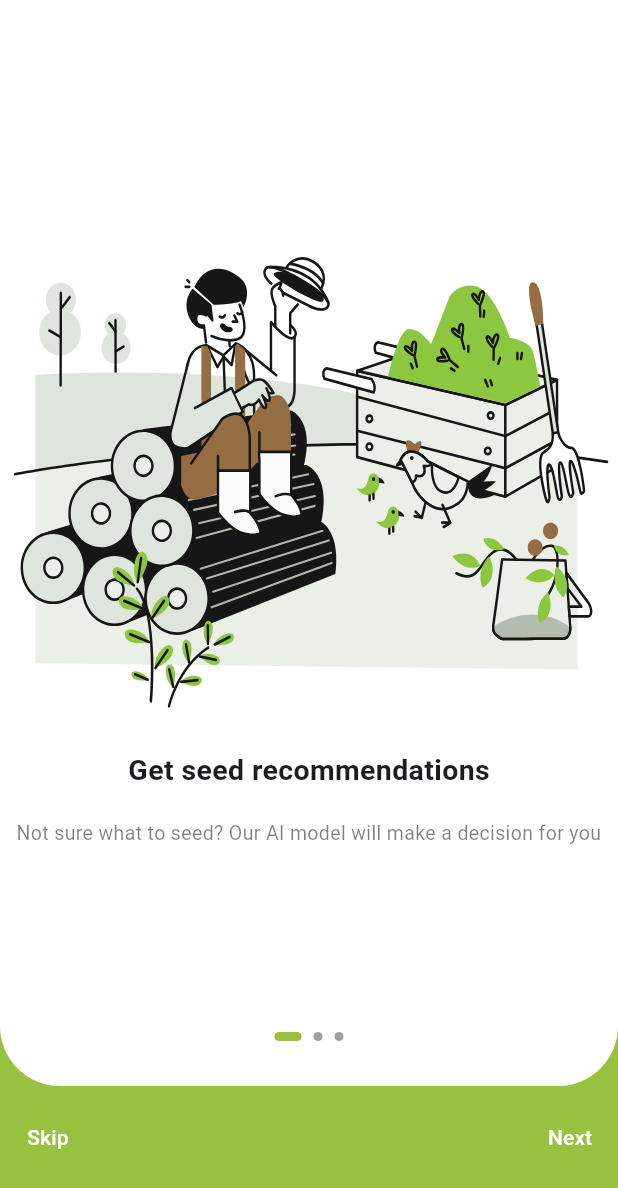
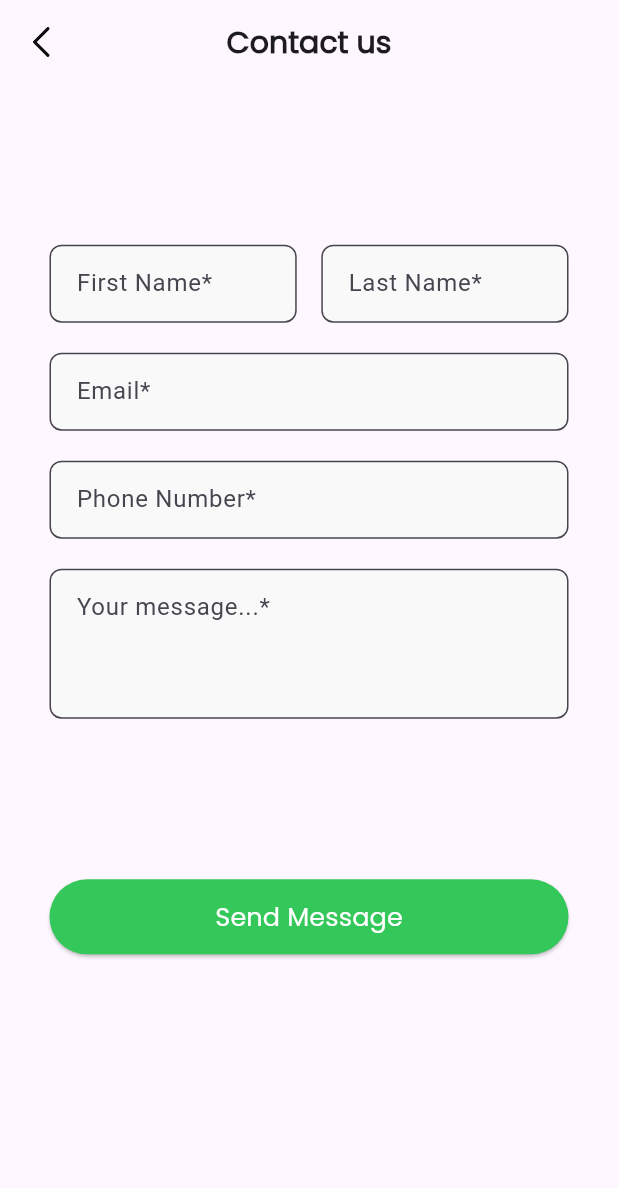
Before and after one commit to we-farm-io/_front, a Flutter app: the screen it shows after launch, on a phone screen of 412 x 824 dp. Shown: the top 1188 px of the screen. Run offline on Flutter 3.47's test engine with Material 3 defaults, Android fonts, the phone set to English and light mode, and no system bars; drawn by our look-alikes of smooth_page_indicator; our stand-ins replace awesome_notifications, cached_network_image, easy_date_timeline, firebase_auth, firebase_core, flutter_speed_dial and 11 more; missing offline and left inert: flutter_inappwebview, tflite, tflite_flutter; accounts and stored records are empty; statements that could not run were skipped; project files that could hold a hidden picture were left out.

Commit message:
contact us page

```diff
--- /dev/null
+++ b/lib/features/contact_us.dart/model/report_model.dart
@@ -0,0 +1,15 @@
+class Report {
+  final String firstName;
+  final String lastName;
+  final String email;
+  final String phoneNumber;
+  final String message;
+
+  Report({
+    required this.firstName,
+    required this.lastName,
+    required this.email,
+    required this.phoneNumber,
+    required this.message,
+  });
+}
--- /dev/null
+++ b/lib/features/contact_us.dart/provider/report_provider.dart
@@ -0,0 +1,25 @@
+import 'package:flutter/material.dart';
+import 'package:smart_farm/features/contact_us.dart/model/report_model.dart';
+
+class ReportProvider with ChangeNotifier {
+  Report? _report;
+
+  Report? get report => _report;
+
+  void createReport({
+    required String firstName,
+    required String lastName,
+    required String email,
+    required String phoneNumber,
+    required String message,
+  }) {
+    _report = Report(
+      firstName: firstName,
+      lastName: lastName,
+      email: email,
+      phoneNumber: phoneNumber,
+      message: message,
+    );
+    notifyListeners();
+  }
+}
--- /dev/null
+++ b/lib/features/contact_us.dart/screen/contact_us.dart
@@ -0,0 +1,139 @@
+import 'package:flutter/material.dart';
+import 'package:flutter_svg/svg.dart';
+import 'package:provider/provider.dart';
+import 'package:smart_farm/features/contact_us.dart/provider/report_provider.dart';
+import 'package:smart_farm/features/contact_us.dart/widgets/send_button.dart';
+import 'package:smart_farm/features/contact_us.dart/widgets/input.dart';
+import 'package:smart_farm/shared/widgets/app_navbar.dart';
+
+class ContactUs extends StatelessWidget {
+  final GlobalKey<FormState> _formKey = GlobalKey<FormState>();
+  final TextEditingController firstNameController = TextEditingController();
+  final TextEditingController lastNameController = TextEditingController();
+  final TextEditingController emailController = TextEditingController();
+  final TextEditingController phoneController = TextEditingController();
+  final TextEditingController messageController = TextEditingController();
+
+  ContactUs({super.key});
+
+  @override
+  Widget build(BuildContext context) {
+    return Consumer<ReportProvider>(builder: (context, reportProvider, child) {
+      return Scaffold(
+        appBar: AppBar(
+          forceMaterialTransparency: true,
+          title: const Text(
+            'Contact us',
+            style: TextStyle(
+                fontSize: 20,
+                fontFamily: 'Poppins',
+                fontWeight: FontWeight.bold),
+          ),
+          centerTitle: true,
+          leading: IconButton(
+            onPressed: () {
+              Navigator.of(context).push(
+                  MaterialPageRoute(builder: (context) => const NavBar()));
+            },
+            icon: SvgPicture.asset('assets/icons/back_arrow.svg'),
+          ),
+        ),
+        body: SingleChildScrollView(
+          child: Padding(
+            padding: const EdgeInsets.symmetric(horizontal: 33),
+            child: Form(
+              key: _formKey,
+              child: Column(
+                children: [
+                  SizedBox(
+                    height: MediaQuery.of(context).size.height * 0.13,
+                  ),
+                  Row(
+                    mainAxisAlignment: MainAxisAlignment.spaceBetween,
+                    children: [
+                      SizedBox(
+                          width: MediaQuery.of(context).size.width * 0.4,
+                          child: Input(
+                              hintText: 'First Name*',
+                              controller: firstNameController)),
+                      SizedBox(
+                          width: MediaQuery.of(context).size.width * 0.4,
+                          child: Input(
+                              hintText: 'Last Name*',
+                              controller: lastNameController)),
+                    ],
+                  ),
+                  const SizedBox(
+                    height: 20,
+                  ),
+                  Input(hintText: 'Email*', controller: emailController),
+                  const SizedBox(
+                    height: 20,
+                  ),
+                  Input(hintText: 'Phone Number*', controller: phoneController),
+                  const SizedBox(
+                    height: 20,
+                  ),
+                  Input(
+                    hintText: 'Your message...*',
+                    controller: messageController,
+                    maxLines: 3,
+                  ),
+                  SizedBox(
+                    height: MediaQuery.of(context).size.height * 0.13,
+                  ),
+                  SendButton(
+                      buttonText: 'Send Message',
+                      onPressed: () {
+                        if (_formKey.currentState!.validate()) {
+                          reportProvider.createReport(
+                              firstName: firstNameController.text.trim(),
+                              lastName: lastNameController.text.trim(),
+                              email: emailController.text.trim(),
+                              phoneNumber: phoneController.text.trim(),
+                              message: messageController.text.trim());
+                          _showSuccessDialog(context);
+                        }
+                      }),
+                  const SizedBox(
+                    height: 24,
+                  )
+                ],
+              ),
+            ),
+          ),
+        ),
+      );
+    });
+  }
+
+  void _showSuccessDialog(BuildContext context) {
+    showDialog(
+      context: context,
+      builder: (BuildContext context) {
+        return AlertDialog(
+          title: SvgPicture.asset('assets/icons/Vector_Done.svg'),
+          content: const Text(
+            'Message sent successfully!',
+            style: TextStyle(fontFamily: 'Poppins'),
+          ),
+          actions: [
+            TextButton(
+              onPressed: () {
+                Navigator.of(context).pushReplacement(
+                  MaterialPageRoute(builder: (context) => const NavBar()),
+                );
+              },
+              child: const Text(
+                'OK',
+                style: TextStyle(
+                    fontFamily: 'Poppins',
+                    color: Color.fromRGBO(52, 199, 89, 1)),
+              ),
+            ),
+          ],
+        );
+      },
+    );
+  }
+}
--- /dev/null
+++ b/lib/features/contact_us.dart/widgets/input.dart
@@ -0,0 +1,48 @@
+import 'package:flutter/material.dart';
+import 'package:smart_farm/shared/utils/palette.dart';
+
+class Input extends StatelessWidget {
+  final String hintText;
+  final TextEditingController controller;
+  final FormFieldValidator<String>? validator;
+  final int maxLines;
+
+  const Input({
+    super.key,
+    required this.hintText,
+    required this.controller,
+    this.validator,
+    this.maxLines = 1,
+  });
+
+  static String? defaultValidator(String? value) {
+    if (value == null || value.isEmpty) {
+      return 'This field is required';
+    }
+    return null;
+  }
+
+  @override
+  Widget build(BuildContext context) {
+    return TextFormField(
+      controller: controller,
+      maxLines: maxLines,
+      validator: validator ?? defaultValidator,
+      decoration: InputDecoration(
+        border: OutlineInputBorder(
+          borderSide: const BorderSide(color: Colors.grey),
+          borderRadius: BorderRadius.circular(8),
+        ),
+        hintText: hintText,
+        filled: true,
+        fillColor: const Color.fromRGBO(249, 249, 249, 1),
+        labelStyle: const TextStyle(fontFamily: 'Poppins', color: Colors.grey),
+        contentPadding: const EdgeInsets.all(14),
+        focusedBorder: OutlineInputBorder(
+          borderRadius: BorderRadius.circular(8),
+          borderSide: const BorderSide(color: Palette.buttonGreen),
+        ),
+      ),
+    );
+  }
+}
--- /dev/null
+++ b/lib/features/contact_us.dart/widgets/send_button.dart
@@ -0,0 +1,42 @@
+import 'package:flutter/material.dart';
+import 'package:smart_farm/shared/utils/palette.dart';
+
+class SendButton extends StatelessWidget {
+  final String buttonText;
+  final VoidCallback onPressed;
+
+  const SendButton({
+    super.key,
+    required this.buttonText,
+    required this.onPressed,
+  });
+
+  @override
+  Widget build(BuildContext context) {
+    return SizedBox(
+      width: double.infinity,
+      child: ElevatedButton(
+        onPressed: onPressed,
+        style: ButtonStyle(
+          backgroundColor: MaterialStateProperty.all(const Color.fromRGBO(52, 199, 89, 1)),
+          shape: MaterialStateProperty.all<RoundedRectangleBorder>(
+            RoundedRectangleBorder(
+              borderRadius: BorderRadius.circular(90),
+            ),
+          ),
+        ),
+        child: Container(
+          margin: const EdgeInsets.symmetric(vertical: 13),
+          child: Text(
+            buttonText,
+            style: const TextStyle(
+              fontFamily: 'Poppins',
+              color: Colors.white,
+              fontSize: 17,
+            ),
+          ),
+        ),
+      ),
+    );
+  }
+}
--- a/lib/main.dart
+++ b/lib/main.dart
@@ -5,8 +5,9 @@ import 'package:flutter/material.dart';
 import 'package:flutter/services.dart';
 import 'package:provider/provider.dart';
 import 'package:smart_farm/features/authentication/models/authentication_models.dart';
+import 'package:smart_farm/features/contact_us.dart/provider/report_provider.dart';
+import 'package:smart_farm/features/contact_us.dart/screen/contact_us.dart';
 import 'package:smart_farm/features/home/providers/news_provider.dart';
-import 'package:smart_farm/features/onboarding/screens/onboarding_screen.dart';
 import 'package:smart_farm/features/plantdoc/providers/plantgrowth_provider.dart';
 import 'package:smart_farm/features/store/providers/products_provider.dart';
 import 'package:smart_farm/features/to_do_list/providers/tasks_provider.dart';
@@ -113,25 +114,29 @@ class _MyAppState extends State<MyApp> {
         ChangeNotifierProvider(
           create: (context) => TasksProvider(),
         ),
+        ChangeNotifierProvider(
+          create: (context) => ReportProvider(),
+        ),
       ],
       child: MaterialApp(
         debugShowCheckedModeBanner: false,
         title: 'AgriTech',
-        home: FutureBuilder<bool>(
-          future: SharedPreferencesService.onboardingCompleted,
-          builder: (context, snapshot) {
-            if (snapshot.connectionState == ConnectionState.waiting) {
-              return const CircularProgressIndicator();
-            } else {
-              final bool onboardingCompleted = snapshot.data ?? false;
-              // ignore: avoid_print
-              print(snapshot.data);
-              return onboardingCompleted
-                  ? const NavBar()
-                  : const Onboarding(); //boarding is disabled for now
-            }
-          },
-        ),
+        home: ContactUs()
+        // FutureBuilder<bool>(
+        //   future: SharedPreferencesService.onboardingCompleted,
+        //   builder: (context, snapshot) {
+        //     if (snapshot.connectionState == ConnectionState.waiting) {
+        //       return const CircularProgressIndicator();
+        //     } else {
+        //       final bool onboardingCompleted = snapshot.data ?? false;
+        //       // ignore: avoid_print
+        //       print(snapshot.data);
+        //       return onboardingCompleted
+        //           ? const NavBar()
+        //           : const Onboarding(); //boarding is disabled for now
+        //     }
+        //   },
+        // ),
       ),
     );
   }
--- a/lib/shared/widgets/app_sidebar.dart
+++ b/lib/shared/widgets/app_sidebar.dart
@@ -1,4 +1,5 @@
 import 'package:flutter/material.dart';
+import 'package:smart_farm/features/contact_us.dart/screen/contact_us.dart';
 import 'package:smart_farm/features/profile/screens/profile.dart';
 
 class SideBar extends StatelessWidget {
@@ -71,7 +72,10 @@ class SideBar extends StatelessWidget {
                     fontSize: 15,
                     fontFamily: 'Poppins'),
               ),
-              onTap: () => {},
+              onTap: () => {
+                 Navigator.of(context).push(
+                    MaterialPageRoute(builder: (context) => ContactUs()))
+              },
             ),
             ListTile(
               leading: Image.asset("assets/icons/SideBarIcons/LogOut.png"),
```
